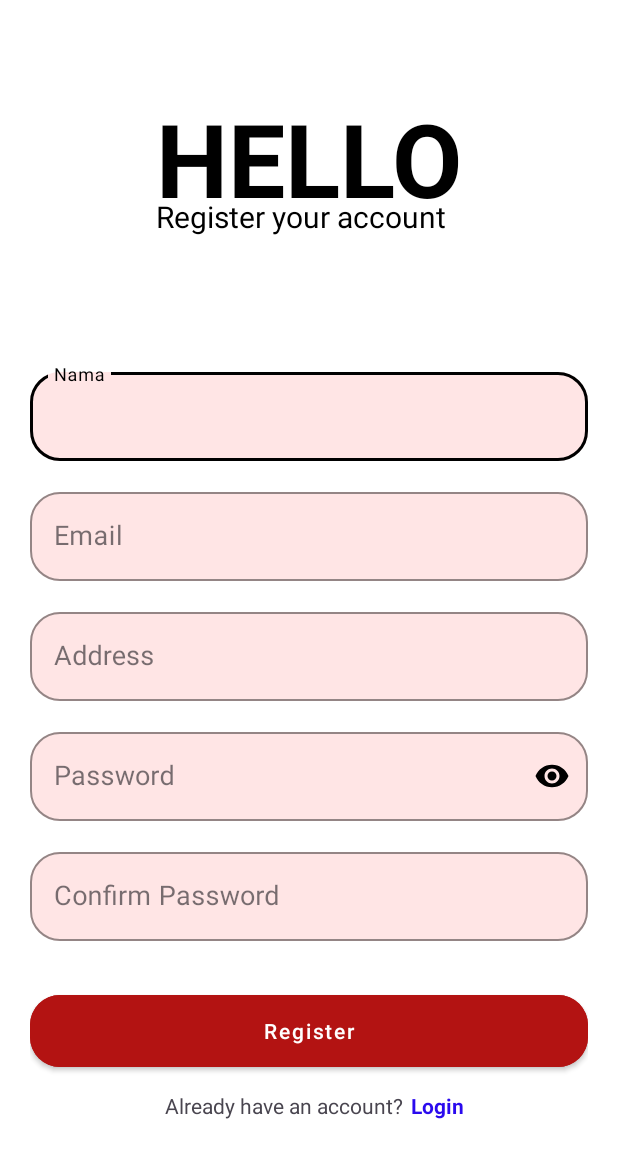
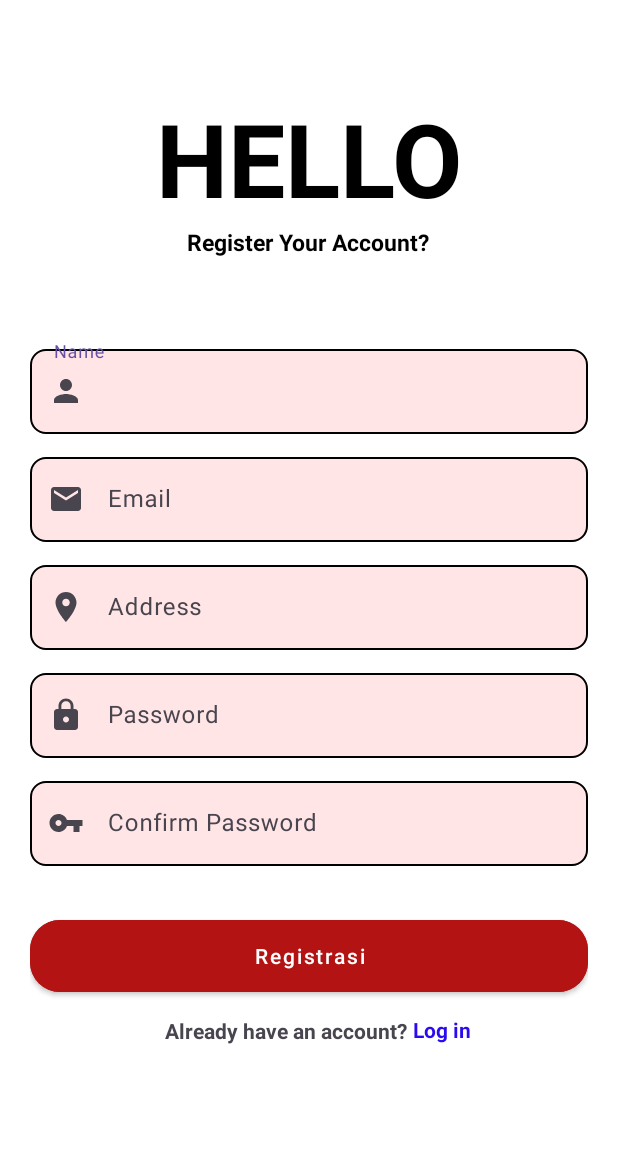
Before and after one commit to Noval0857/MyDigitalPrinting, an Android app: the Registrasi screen opened directly, with no data from a screen before it, on a phone screen of 412 x 824 dp. Shown: the top 1158 px of the screen. Run offline under Robolectric (Android 15) with nearby library versions, the phone set to English and light mode, and no system bars; 4 statements that could not run were skipped.

Commit message:
Perbaikan halaman Registrasi dan Login

```diff
--- /dev/null
+++ b/app/src/main/res/drawable/address.xml
@@ -0,0 +1,5 @@
+<vector android:height="24dp" android:tint="#000000"
+    android:viewportHeight="24" android:viewportWidth="24"
+    android:width="24dp" xmlns:android="http://schemas.android.com/apk/res/android">
+    <path android:fillColor="@android:color/white" android:pathData="M12,2C8.13,2 5,5.13 5,9c0,5.25 7,13 7,13s7,-7.75 7,-13c0,-3.87 -3.13,-7 -7,-7zM12,11.5c-1.38,0 -2.5,-1.12 -2.5,-2.5s1.12,-2.5 2.5,-2.5 2.5,1.12 2.5,2.5 -1.12,2.5 -2.5,2.5z"/>
+</vector>
--- a/app/src/main/res/layout/activity_login.xml
+++ b/app/src/main/res/layout/activity_login.xml
@@ -77,7 +77,8 @@
                         android:singleLine="true"
                         android:textColor="@color/black"
                         android:textColorHint="@color/black"
-                        android:textSize="18sp" />
+                        android:textSize="18sp"
+                        android:background="@drawable/sudut"/>
 
                 </com.google.android.material.textfield.TextInputLayout>
 
@@ -108,7 +109,8 @@
                         android:singleLine="true"
                         android:textColor="@color/black"
                         android:textColorHint="@color/black"
-                        android:textSize="18sp" />
+                        android:textSize="18sp"
+                        android:background="@drawable/sudut"/>
 
                 </com.google.android.material.textfield.TextInputLayout>
 
--- a/app/src/main/res/layout/activity_registrasi.xml
+++ b/app/src/main/res/layout/activity_registrasi.xml
@@ -5,7 +5,7 @@
     android:layout_height="match_parent"
     xmlns:tools="http://schemas.android.com/tools"
     android:background="@color/white"
-    tools:context=".login.Registrasi"
+    tools:context=".login.LoginActivity"
     android:fitsSystemWindows="true">
 
     <RelativeLayout
@@ -19,24 +19,27 @@
             android:orientation="vertical">
 
             <androidx.appcompat.widget.AppCompatTextView
+                android:id="@+id/text"
                 android:layout_width="wrap_content"
                 android:layout_height="wrap_content"
                 android:layout_gravity="center"
                 android:layout_marginTop="50sp"
+                android:textAllCaps="true"
                 android:text="HELLO"
-                android:textAllCaps="true"
                 android:textColor="@color/black"
                 android:textSize="68sp"
                 android:textStyle="bold" />
+
             <TextView
+                android:id="@+id/text2"
                 android:layout_width="wrap_content"
                 android:layout_height="wrap_content"
                 android:layout_gravity="center"
-                android:layout_marginLeft="-5dp"
-                android:layout_marginTop="-20dp"
-                android:text= "Register your account"
+                android:text= "Register Your Account?"
                 android:textColor="@color/black"
-                android:textSize="20sp" />
+                android:textStyle="bold"
+                android:textSize="15sp"
+                android:textAlignment="center"/>
 
         </androidx.appcompat.widget.LinearLayoutCompat>
 
@@ -49,164 +52,90 @@
                 android:layout_width="match_parent"
                 android:layout_height="wrap_content"
                 android:layout_marginStart="20dp"
-                android:layout_marginTop="150dp"
+                android:layout_marginTop="100dp"
                 android:layout_marginEnd="20dp"
                 android:orientation="vertical">
 
-                <!--UNTUK NAMA-->
+                <!--UNTUK NAME-->
                 <com.google.android.material.textfield.TextInputLayout
-                    style="@style/Widget.MaterialComponents.TextInputLayout.OutlinedBox"
                     android:layout_width="match_parent"
                     android:layout_height="wrap_content"
-                    android:layout_marginTop="15dp"
-                    app:boxBackgroundColor="@color/pink"
-                    app:boxCornerRadiusBottomEnd="20dp"
-                    app:boxCornerRadiusBottomStart="20dp"
-                    app:boxCornerRadiusTopEnd="20dp"
-                    app:boxCornerRadiusTopStart="20dp"
-                    app:boxStrokeColor="@color/black"
-                    app:hintTextColor="@color/black">
+                    app:startIconDrawable="@drawable/person">
 
                     <com.google.android.material.textfield.TextInputEditText
-                        android:id="@+id/nama"
+                        android:id="@+id/name"
                         android:layout_width="match_parent"
                         android:layout_height="wrap_content"
-                        android:layout_gravity="center"
-                        android:hint="Nama"
-                        android:imeOptions="actionNext"
-                        android:inputType="text"
-                        android:maxLines="1"
-                        android:singleLine="true"
-                        android:textColor="@color/black"
-                        android:textColorHint="@color/black"
-                        android:textSize="18sp" />
-
-                </com.google.android.material.textfield.TextInputLayout>
-                <!-- UNTUK EMAIL -->
-                <com.google.android.material.textfield.TextInputLayout
-                    style="@style/Widget.MaterialComponents.TextInputLayout.OutlinedBox"
-                    android:layout_width="match_parent"
-                    android:layout_height="wrap_content"
-                    android:layout_marginTop="15dp"
-                    app:boxBackgroundColor="@color/pink"
-                    app:boxCornerRadiusBottomEnd="20dp"
-                    app:boxCornerRadiusBottomStart="20dp"
-                    app:boxCornerRadiusTopEnd="20dp"
-                    app:boxCornerRadiusTopStart="20dp"
-                    app:boxStrokeColor="@color/black"
-                    app:hintTextColor="@color/black">
-
-                    <com.google.android.material.textfield.TextInputEditText
-                        android:id="@+id/inputEmail"
-                        android:layout_width="match_parent"
-                        android:layout_height="wrap_content"
-                        android:layout_gravity="center"
-                        android:hint="Email"
-                        android:imeOptions="actionNext"
-                        android:inputType="text"
-                        android:maxLines="1"
-                        android:singleLine="true"
-                        android:textColor="@color/black"
-                        android:textColorHint="@color/black"
-                        android:textSize="18sp" />
+                        android:background="@drawable/sudut"
+                        android:hint="Name" />
 
                 </com.google.android.material.textfield.TextInputLayout>
 
-                <!-- UNTUK ADDRESS -->
+                <!--UNTUK EMAIL-->
                 <com.google.android.material.textfield.TextInputLayout
-                    style="@style/Widget.MaterialComponents.TextInputLayout.OutlinedBox"
                     android:layout_width="match_parent"
                     android:layout_height="wrap_content"
-                    android:layout_marginTop="15dp"
-                    app:boxBackgroundColor="@color/pink"
-                    app:boxCornerRadiusBottomEnd="20dp"
-                    app:boxCornerRadiusBottomStart="20dp"
-                    app:boxCornerRadiusTopEnd="20dp"
-                    app:boxCornerRadiusTopStart="20dp"
-                    app:boxStrokeColor="@color/black"
-                    app:hintTextColor="@color/black">
+                    android:layout_marginTop="10dp"
+                    app:startIconDrawable="@drawable/mail">
+
+                    <com.google.android.material.textfield.TextInputEditText
+                        android:id="@+id/email"
+                        android:layout_width="match_parent"
+                        android:layout_height="wrap_content"
+                        android:background="@drawable/sudut"
+                        android:hint="Email" />
+
+                </com.google.android.material.textfield.TextInputLayout>
+
+                <!--UNTUK ADDRESS-->
+                <com.google.android.material.textfield.TextInputLayout
+                    android:layout_width="match_parent"
+                    android:layout_height="wrap_content"
+                    android:layout_marginTop="10dp"
+                    app:startIconDrawable="@drawable/address">
 
                     <com.google.android.material.textfield.TextInputEditText
                         android:id="@+id/address"
                         android:layout_width="match_parent"
                         android:layout_height="wrap_content"
-                        android:layout_gravity="center"
-                        android:hint="Address"
-                        android:imeOptions="actionNext"
-                        android:inputType="text"
-                        android:maxLines="1"
-                        android:singleLine="true"
-                        android:textColor="@color/black"
-                        android:textColorHint="@color/black"
-                        android:textSize="18sp" />
+                        android:background="@drawable/sudut"
+                        android:hint="Address" />
 
                 </com.google.android.material.textfield.TextInputLayout>
 
-                <!-- Password -->
+                <!--UNTUK PASSWORD-->
                 <com.google.android.material.textfield.TextInputLayout
-                    style="@style/Widget.MaterialComponents.TextInputLayout.OutlinedBox"
                     android:layout_width="match_parent"
                     android:layout_height="wrap_content"
-                    android:layout_marginTop="15dp"
-                    app:boxBackgroundColor="@color/pink"
-                    app:boxCornerRadiusBottomEnd="20dp"
-                    app:boxCornerRadiusBottomStart="20dp"
-                    app:boxCornerRadiusTopEnd="20dp"
-                    app:boxCornerRadiusTopStart="20dp"
-                    app:boxStrokeColor="@color/black"
-                    app:hintTextColor="@color/black"
-                    app:passwordToggleEnabled="true"
-                    app:passwordToggleTint="@color/black">
+                    android:layout_marginTop="10dp"
+                    app:startIconDrawable="@drawable/gembok">
 
                     <com.google.android.material.textfield.TextInputEditText
-                        android:id="@+id/inputPassword"
+                        android:id="@+id/password"
                         android:layout_width="match_parent"
                         android:layout_height="wrap_content"
-                        android:layout_gravity="center"
-                        android:hint="Password"
-                        android:imeOptions="actionDone"
-                        android:inputType="textPassword"
-                        android:maxLines="1"
-                        android:singleLine="true"
-                        android:textColor="@color/black"
-                        android:textColorHint="@color/black"
-                        android:textSize="18sp" />
+                        android:background="@drawable/sudut"
+                        android:hint="Password" />
 
                 </com.google.android.material.textfield.TextInputLayout>
 
-                <!-- CONFIRM PASSWORD -->
                 <com.google.android.material.textfield.TextInputLayout
-                    style="@style/Widget.MaterialComponents.TextInputLayout.OutlinedBox"
                     android:layout_width="match_parent"
                     android:layout_height="wrap_content"
-                    android:layout_marginTop="15dp"
-                    app:boxBackgroundColor="@color/pink"
-                    app:boxCornerRadiusBottomEnd="20dp"
-                    app:boxCornerRadiusBottomStart="20dp"
-                    app:boxCornerRadiusTopEnd="20dp"
-                    app:boxCornerRadiusTopStart="20dp"
-                    app:boxStrokeColor="@color/black"
-                    app:hintTextColor="@color/black">
+                    android:layout_marginTop="10dp"
+                    app:startIconDrawable="@drawable/key">
 
                     <com.google.android.material.textfield.TextInputEditText
-                        android:id="@+id/confirmPassword"
+                        android:id="@+id/confirmpassword"
                         android:layout_width="match_parent"
                         android:layout_height="wrap_content"
-                        android:layout_gravity="center"
-                        android:hint="Confirm Password"
-                        android:imeOptions="actionDone"
-                        android:inputType="textPassword"
-                        android:maxLines="1"
-                        android:singleLine="true"
-                        android:textColor="@color/black"
-                        android:textColorHint="@color/black"
-                        android:textSize="18sp" />
+                        android:background="@drawable/sudut"
+                        android:hint="Confirm Password" />
 
                 </com.google.android.material.textfield.TextInputLayout>
 
-                <!---->
                 <com.google.android.material.button.MaterialButton
-                    android:id="@+id/btnR"
+                    android:id="@+id/btnS"
                     style="@style/Widget.MaterialComponents.Button"
                     android:layout_width="match_parent"
                     android:layout_height="60dp"
@@ -214,7 +143,7 @@
                     android:layout_marginTop="30dp"
                     android:layout_marginBottom="10dp"
                     android:backgroundTint="@color/maron"
-                    android:text="Register"
+                    android:text="Registrasi"
                     android:textAllCaps="false"
                     android:textColor="@color/white"
                     app:cornerRadius="20dp"
@@ -224,20 +153,24 @@
                     android:layout_width="wrap_content"
                     android:layout_height="wrap_content">
 
+                </LinearLayout>
+
                 <TextView
                     android:layout_width="wrap_content"
                     android:layout_height="wrap_content"
                     android:layout_marginLeft="90dp"
-                        android:text="Already have an account?" />
+                    android:text="Already have an account?"
+                    android:textStyle="bold" />
 
                 <TextView
                     android:layout_width="wrap_content"
                     android:layout_height="wrap_content"
-                        android:layout_marginLeft="5dp"
-                        android:text="Login"
+                    android:layout_marginTop="-20dp"
+                    android:layout_marginLeft="255dp"
+                    android:text="Log in"
+                    android:onClick="onCreateAccountClick"
                     android:textColor="@color/blue"
                     android:textStyle="bold" />
-                </LinearLayout>
 
             </androidx.appcompat.widget.LinearLayoutCompat>
 
```
Lines whose indentation alone changed are shown as unchanged.
